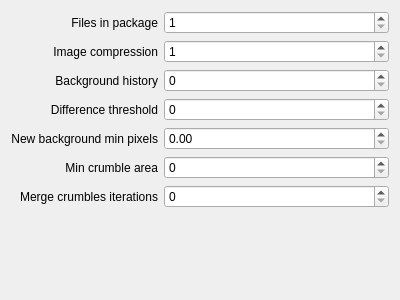
The window that trunk/src/projects/src/StartPanel/ui/CompressionConfig.ui (mk4me/sava-linux) describes before a commit, drawn with Qt 5.
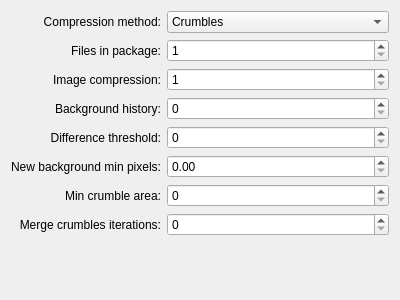
The same window after the commit. Custom widgets are drawn as their Qt base class.

```diff
--- a/trunk/src/projects/src/StartPanel/ui/CompressionConfig.ui
+++ b/trunk/src/projects/src/StartPanel/ui/CompressionConfig.ui
@@ -14,17 +14,17 @@
    <string>Compression</string>
   </property>
   <layout class="QGridLayout" name="gridLayout">
-   <item row="4" column="0">
+   <item row="5" column="0">
     <widget class="QLabel" name="label_5">
      <property name="text">
-      <string>New background min pixels</string>
+      <string>New background min pixels:</string>
      </property>
      <property name="alignment">
       <set>Qt::AlignRight|Qt::AlignTrailing|Qt::AlignVCenter</set>
      </property>
     </widget>
    </item>
-   <item row="3" column="1">
+   <item row="4" column="1">
     <widget class="QSpinBox" name="m_DifferenceThreshold">
      <property name="sizePolicy">
       <sizepolicy hsizetype="MinimumExpanding" vsizetype="Fixed">
@@ -37,109 +37,37 @@
      </property>
     </widget>
    </item>
-   <item row="2" column="0">
+   <item row="3" column="0">
     <widget class="QLabel" name="label_3">
      <property name="text">
-      <string>Background history</string>
+      <string>Background history:</string>
      </property>
      <property name="alignment">
       <set>Qt::AlignRight|Qt::AlignTrailing|Qt::AlignVCenter</set>
      </property>
     </widget>
    </item>
-   <item row="1" column="0">
+   <item row="2" column="0">
     <widget class="QLabel" name="label_2">
      <property name="text">
-      <string>Image compression</string>
+      <string>Image compression:</string>
      </property>
      <property name="alignment">
       <set>Qt::AlignRight|Qt::AlignTrailing|Qt::AlignVCenter</set>
      </property>
     </widget>
    </item>
-   <item row="0" column="0">
+   <item row="1" column="0">
     <widget class="QLabel" name="label">
      <property name="text">
-      <string>Files in package</string>
+      <string>Files in package:</string>
      </property>
      <property name="alignment">
       <set>Qt::AlignRight|Qt::AlignTrailing|Qt::AlignVCenter</set>
      </property>
     </widget>
    </item>
-   <item row="1" column="1">
-    <widget class="QSpinBox" name="m_ImageCompression">
-     <property name="sizePolicy">
-      <sizepolicy hsizetype="MinimumExpanding" vsizetype="Fixed">
-       <horstretch>0</horstretch>
-       <verstretch>0</verstretch>
-      </sizepolicy>
-     </property>
-     <property name="minimum">
-      <number>1</number>
-     </property>
-    </widget>
-   </item>
-   <item row="5" column="0">
-    <widget class="QLabel" name="label_6">
-     <property name="text">
-      <string>Min crumble area</string>
-     </property>
-     <property name="alignment">
-      <set>Qt::AlignRight|Qt::AlignTrailing|Qt::AlignVCenter</set>
-     </property>
-    </widget>
-   </item>
-   <item row="4" column="1">
-    <widget class="QDoubleSpinBox" name="m_NewBackgroundMinPixels">
-     <property name="sizePolicy">
-      <sizepolicy hsizetype="MinimumExpanding" vsizetype="Fixed">
-       <horstretch>0</horstretch>
-       <verstretch>0</verstretch>
-      </sizepolicy>
-     </property>
-     <property name="maximum">
-      <double>1.000000000000000</double>
-     </property>
-     <property name="singleStep">
-      <double>0.010000000000000</double>
-     </property>
-    </widget>
-   </item>
-   <item row="5" column="1">
-    <widget class="QSpinBox" name="m_MinCrumbleArea">
-     <property name="sizePolicy">
-      <sizepolicy hsizetype="MinimumExpanding" vsizetype="Fixed">
-       <horstretch>0</horstretch>
-       <verstretch>0</verstretch>
-      </sizepolicy>
-     </property>
-     <property name="maximum">
-      <number>10000</number>
-     </property>
-    </widget>
-   </item>
-   <item row="6" column="0">
-    <widget class="QLabel" name="label_7">
-     <property name="text">
-      <string>Merge crumbles iterations</string>
-     </property>
-     <property name="alignment">
-      <set>Qt::AlignRight|Qt::AlignTrailing|Qt::AlignVCenter</set>
-     </property>
-    </widget>
-   </item>
-   <item row="3" column="0">
-    <widget class="QLabel" name="label_4">
-     <property name="text">
-      <string>Difference threshold</string>
-     </property>
-     <property name="alignment">
-      <set>Qt::AlignRight|Qt::AlignTrailing|Qt::AlignVCenter</set>
-     </property>
-    </widget>
-   </item>
-   <item row="2" column="1">
+   <item row="3" column="1">
     <widget class="QSpinBox" name="m_BackgroundHistory">
      <property name="sizePolicy">
       <sizepolicy hsizetype="MinimumExpanding" vsizetype="Fixed">
@@ -152,36 +80,7 @@
      </property>
     </widget>
    </item>
-   <item row="0" column="1">
-    <widget class="QSpinBox" name="m_FilesInPackage">
-     <property name="sizePolicy">
-      <sizepolicy hsizetype="MinimumExpanding" vsizetype="Fixed">
-       <horstretch>0</horstretch>
-       <verstretch>0</verstretch>
-      </sizepolicy>
-     </property>
-     <property name="minimum">
-      <number>1</number>
-     </property>
-     <property name="maximum">
-      <number>100</number>
-     </property>
-    </widget>
-   </item>
-   <item row="6" column="1">
-    <widget class="QSpinBox" name="m_MergeCrumblesIterations">
-     <property name="sizePolicy">
-      <sizepolicy hsizetype="MinimumExpanding" vsizetype="Fixed">
-       <horstretch>0</horstretch>
-       <verstretch>0</verstretch>
-      </sizepolicy>
-     </property>
-     <property name="maximum">
-      <number>10</number>
-     </property>
-    </widget>
-   </item>
-   <item row="7" column="0" colspan="2">
+   <item row="8" column="0" colspan="2">
     <spacer name="verticalSpacer">
      <property name="orientation">
       <enum>Qt::Vertical</enum>
@@ -194,6 +93,131 @@
      </property>
     </spacer>
    </item>
+   <item row="6" column="0">
+    <widget class="QLabel" name="label_6">
+     <property name="text">
+      <string>Min crumble area:</string>
+     </property>
+     <property name="alignment">
+      <set>Qt::AlignRight|Qt::AlignTrailing|Qt::AlignVCenter</set>
+     </property>
+    </widget>
+   </item>
+   <item row="6" column="1">
+    <widget class="QSpinBox" name="m_MinCrumbleArea">
+     <property name="sizePolicy">
+      <sizepolicy hsizetype="MinimumExpanding" vsizetype="Fixed">
+       <horstretch>0</horstretch>
+       <verstretch>0</verstretch>
+      </sizepolicy>
+     </property>
+     <property name="maximum">
+      <number>10000</number>
+     </property>
+    </widget>
+   </item>
+   <item row="4" column="0">
+    <widget class="QLabel" name="label_4">
+     <property name="text">
+      <string>Difference threshold:</string>
+     </property>
+     <property name="alignment">
+      <set>Qt::AlignRight|Qt::AlignTrailing|Qt::AlignVCenter</set>
+     </property>
+    </widget>
+   </item>
+   <item row="2" column="1">
+    <widget class="QSpinBox" name="m_ImageCompression">
+     <property name="sizePolicy">
+      <sizepolicy hsizetype="MinimumExpanding" vsizetype="Fixed">
+       <horstretch>0</horstretch>
+       <verstretch>0</verstretch>
+      </sizepolicy>
+     </property>
+     <property name="minimum">
+      <number>1</number>
+     </property>
+    </widget>
+   </item>
+   <item row="7" column="0">
+    <widget class="QLabel" name="label_7">
+     <property name="text">
+      <string>Merge crumbles iterations:</string>
+     </property>
+     <property name="alignment">
+      <set>Qt::AlignRight|Qt::AlignTrailing|Qt::AlignVCenter</set>
+     </property>
+    </widget>
+   </item>
+   <item row="1" column="1">
+    <widget class="QSpinBox" name="m_FilesInPackage">
+     <property name="sizePolicy">
+      <sizepolicy hsizetype="MinimumExpanding" vsizetype="Fixed">
+       <horstretch>0</horstretch>
+       <verstretch>0</verstretch>
+      </sizepolicy>
+     </property>
+     <property name="minimum">
+      <number>1</number>
+     </property>
+     <property name="maximum">
+      <number>100</number>
+     </property>
+    </widget>
+   </item>
+   <item row="7" column="1">
+    <widget class="QSpinBox" name="m_MergeCrumblesIterations">
+     <property name="sizePolicy">
+      <sizepolicy hsizetype="MinimumExpanding" vsizetype="Fixed">
+       <horstretch>0</horstretch>
+       <verstretch>0</verstretch>
+      </sizepolicy>
+     </property>
+     <property name="maximum">
+      <number>10</number>
+     </property>
+    </widget>
+   </item>
+   <item row="5" column="1">
+    <widget class="QDoubleSpinBox" name="m_NewBackgroundMinPixels">
+     <property name="sizePolicy">
+      <sizepolicy hsizetype="MinimumExpanding" vsizetype="Fixed">
+       <horstretch>0</horstretch>
+       <verstretch>0</verstretch>
+      </sizepolicy>
+     </property>
+     <property name="maximum">
+      <double>1.000000000000000</double>
+     </property>
+     <property name="singleStep">
+      <double>0.010000000000000</double>
+     </property>
+    </widget>
+   </item>
+   <item row="0" column="0">
+    <widget class="QLabel" name="label_8">
+     <property name="text">
+      <string>Compression method:</string>
+     </property>
+     <property name="alignment">
+      <set>Qt::AlignRight|Qt::AlignTrailing|Qt::AlignVCenter</set>
+     </property>
+    </widget>
+   </item>
+   <item row="0" column="1">
+    <widget class="QComboBox" name="m_CompressionMethod">
+     <item>
+      <property name="text">
+       <string>Crumbles</string>
+      </property>
+     </item>
+     <item>
+      <property name="text">
+       <string>GPU</string>
+      </property>
+     </item>
+    </widget>
+   </item>
   </layout>
  </widget>
  <layoutdefault spacing="6" margin="11"/>
```
Left out of the diff: 19 changed lines with no effect on the pictures.
